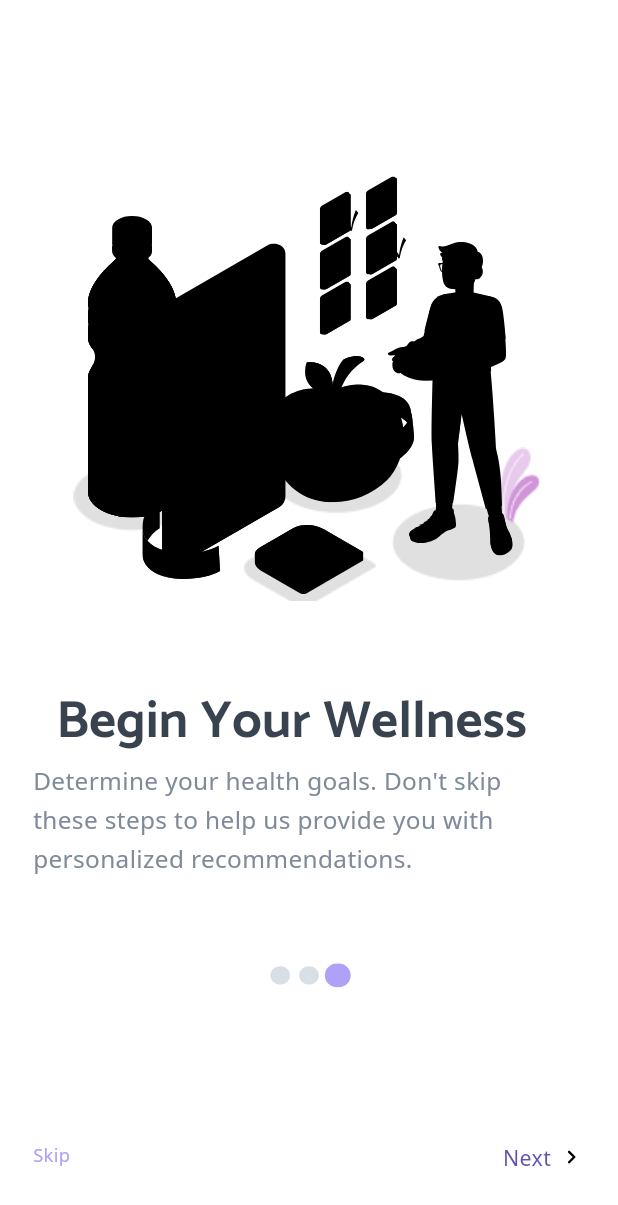
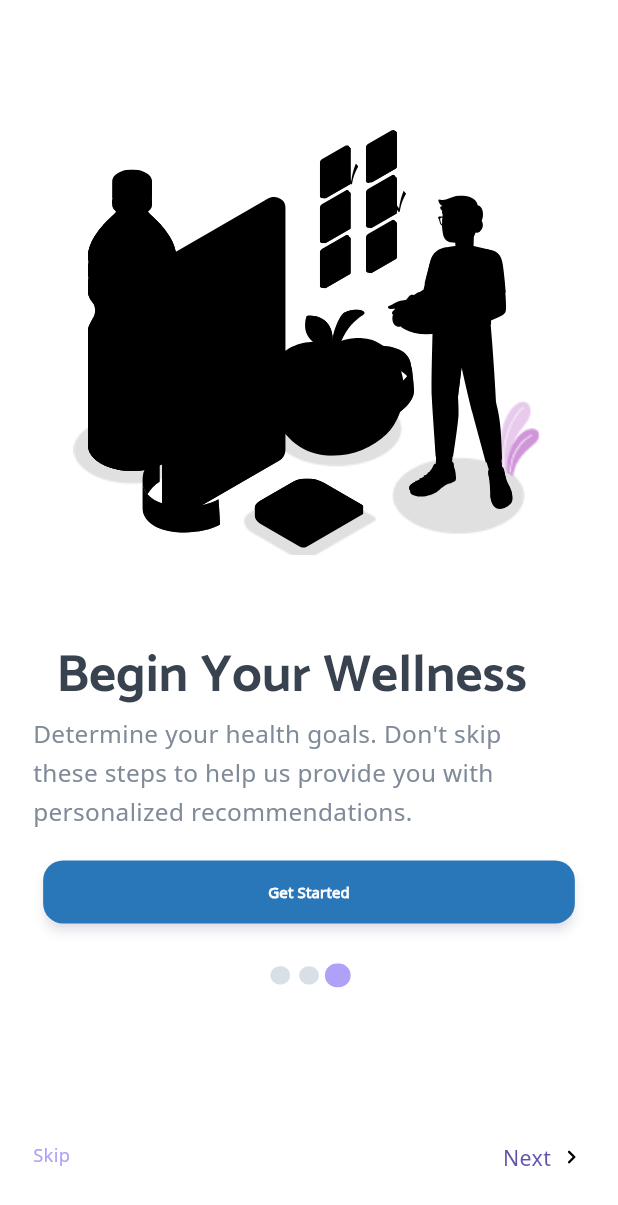
Before and after one commit to jaya9114/SweatDR, a Flutter app: the screen it shows after launch, swiped to page 3, on a phone screen of 412 x 824 dp. Shown: the top 1205 px of the screen. Run offline on Flutter 3.47's test engine with Material 3 defaults, Android fonts, the phone set to English and light mode, and no system bars; drawn by our look-alikes of smooth_page_indicator; our stand-ins replace cached_network_image, flutter_svg, flutter_svg_provider; project files that could hold a hidden picture were left out.

Commit message:
design 1st & 2nd page and route 1st page

```diff
--- a/lib/presentation/welcome_four_screen/welcome_four_screen.dart
+++ b/lib/presentation/welcome_four_screen/welcome_four_screen.dart
@@ -2,6 +2,7 @@ import 'package:dr_app/core/app_export.dart';
 import 'package:flutter/material.dart';
 import 'package:flutter_svg_provider/flutter_svg_provider.dart' as fs;
 import 'package:smooth_page_indicator/smooth_page_indicator.dart';
+import 'package:dr_app/presentation/sign_up_screen/sign_up_screen.dart';
 
 class WelcomeFourScreen extends StatelessWidget {
   WelcomeFourScreen({Key? key})
@@ -30,41 +31,7 @@ class WelcomeFourScreen extends StatelessWidget {
 
                     // ============================================start first page======================================
 
-                    Container(
-                      padding: EdgeInsets.symmetric(horizontal: 20.h),
-                      child: Column(
-                        children: [
-                          CustomImageView(
-                            imagePath: ImageConstant.imgIllusrtarion2,
-                            height: 291.v,
-                            width: 326.h,
-                          ),
-                          Padding(
-                            padding: EdgeInsets.only(
-                              top: 43.v,
-                              right: 12.h,
-                            ),
-                            child: Text(
-                              "Track Your Progress",
-                              style: theme.textTheme.displaySmall,
-                            ),
-                          ),
-                          Container(
-                            width: 322.h,
-                            margin: EdgeInsets.only(right: 12.h),
-                            child: Text(
-                              "Record your exercise, meal intake, weight, creatine, and glucose data.Track your progress and optimize your health.",
-                              maxLines: 3,
-                              overflow: TextOverflow.ellipsis,
-                              style: CustomTextStyles.titleMediumBluegray400
-                                  .copyWith(
-                                height: 1.63,
-                              ),
-                            ),
-                          ),
-                        ],
-                      ),
-                    ),
+
                     Container(
                       padding: EdgeInsets.symmetric(horizontal: 20.h),
                       child: Column(
@@ -363,10 +330,6 @@ class WelcomeFourScreen extends StatelessWidget {
                                   ),
                                 ),
 
-                                 // ====================== End First page========================================
-
-
-                            // ===========================================start second page======================================
 
                                 CustomImageView(
                                   imagePath: ImageConstant.character_2,
@@ -408,6 +371,42 @@ class WelcomeFourScreen extends StatelessWidget {
                             margin: EdgeInsets.only(right: 6.h),
                             child: Text(
                               "SweatDR is a tool to help you monitor your health, exercise and adopt a healthier lifestyle.",
+                              maxLines: 3,
+                              overflow: TextOverflow.ellipsis,
+                              style: CustomTextStyles.titleMediumBluegray400
+                                  .copyWith(
+                                height: 1.63,
+                              ),
+                            ),
+                          ),
+                        ],
+                      ),
+                    ),
+
+                     Container(
+                      padding: EdgeInsets.symmetric(horizontal: 20.h),
+                      child: Column(
+                        children: [
+                          CustomImageView(
+                            imagePath: ImageConstant.imgIllusrtarion2,
+                            height: 291.v,
+                            width: 326.h,
+                          ),
+                          Padding(
+                            padding: EdgeInsets.only(
+                              top: 43.v,
+                              right: 12.h,
+                            ),
+                            child: Text(
+                              "Track Your Progress",
+                              style: theme.textTheme.displaySmall,
+                            ),
+                          ),
+                          Container(
+                            width: 322.h,
+                            margin: EdgeInsets.only(right: 12.h),
+                            child: Text(
+                              "Record your exercise, meal intake, weight, creatine, and glucose data.Track your progress and optimize your health.",
                               maxLines: 3,
                               overflow: TextOverflow.ellipsis,
                               style: CustomTextStyles.titleMediumBluegray400
@@ -736,6 +735,37 @@ class WelcomeFourScreen extends StatelessWidget {
                               ),
                             ),
                           ),
+                          SizedBox(height: 20), // Add some space between the text and the button
+                                          Align(
+                        alignment: Alignment.center,
+                        child: Container(
+                          margin: EdgeInsets.symmetric(horizontal: 0),
+                          child: ElevatedButton(
+                            onPressed: () {
+                              // Add functionality for the Get Started button
+                              Navigator.push(
+                                context,
+                                MaterialPageRoute(builder: (context) => SignUpScreen()),
+                              );
+                            },
+                            style: ElevatedButton.styleFrom(
+                              primary: Color.fromARGB(255, 41, 119, 184), // Set the button color
+                              onPrimary: Colors.white, // Set the text color
+                              padding: EdgeInsets.symmetric(horizontal: 150, vertical: 30), // Set width and height
+                            ),
+                            child: Text(
+                              "Get Started",
+                              style: TextStyle(
+                                fontSize: 10, // Set the text size suitable for the button
+                              ),
+                            ),
+                          ),
+                        ),
+                                          )
+
+
+
+
                         ],
                       ),
                     ),
@@ -779,18 +809,30 @@ class WelcomeFourScreen extends StatelessWidget {
     child: Row(
       mainAxisAlignment: MainAxisAlignment.center,
       children: [
-          Padding(
+        GestureDetector(
+          onTap: () {
+            // Navigate to the next page when "Skip" is clicked
+            Navigator.pushReplacement(
+              context,
+              MaterialPageRoute(builder: (context) =>SignUpScreen()), // Replace YourNextPage with the actual page you want to navigate to
+            );
+          },
+          child: Padding(
             padding: EdgeInsets.only(bottom: 2.v),
             child: Text(
               "Skip",
               style: CustomTextStyles.labelLargeDeeppurpleA100,
             ),
           ),
+        ),
         Spacer(),
+
                       Text(
                         "Next",
                         style: CustomTextStyles.titleSmallDeeppurple500,
                       ),
+
+
         CustomImageView(
           imagePath: ImageConstant.imgArrowRightDeepPurple500,
           height: 18.adaptSize,
@@ -801,6 +843,7 @@ class WelcomeFourScreen extends StatelessWidget {
     ),
   );
 }
+
 
   /// Common widget
   Widget _buildStackOne(
```
Also changed, not shown: lib/presentation/login_screen/login_screen.dart (+8 -0 lines), lib/presentation/sign_up_screen/sign_up_screen.dart (+8 -0 lines). Lines whose indentation alone changed are shown as unchanged.
